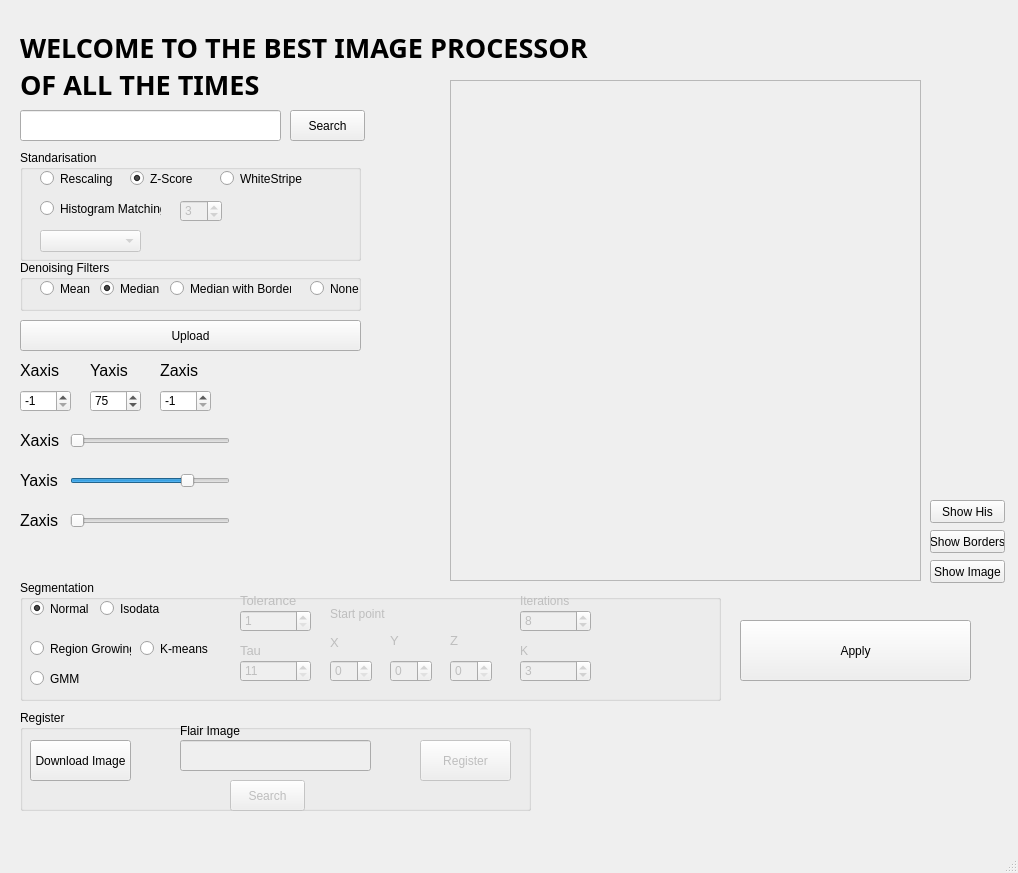
Before: the Qt Designer form PruebasGUI.ui in andrew921as/ImageProcess, drawn with Qt 5.
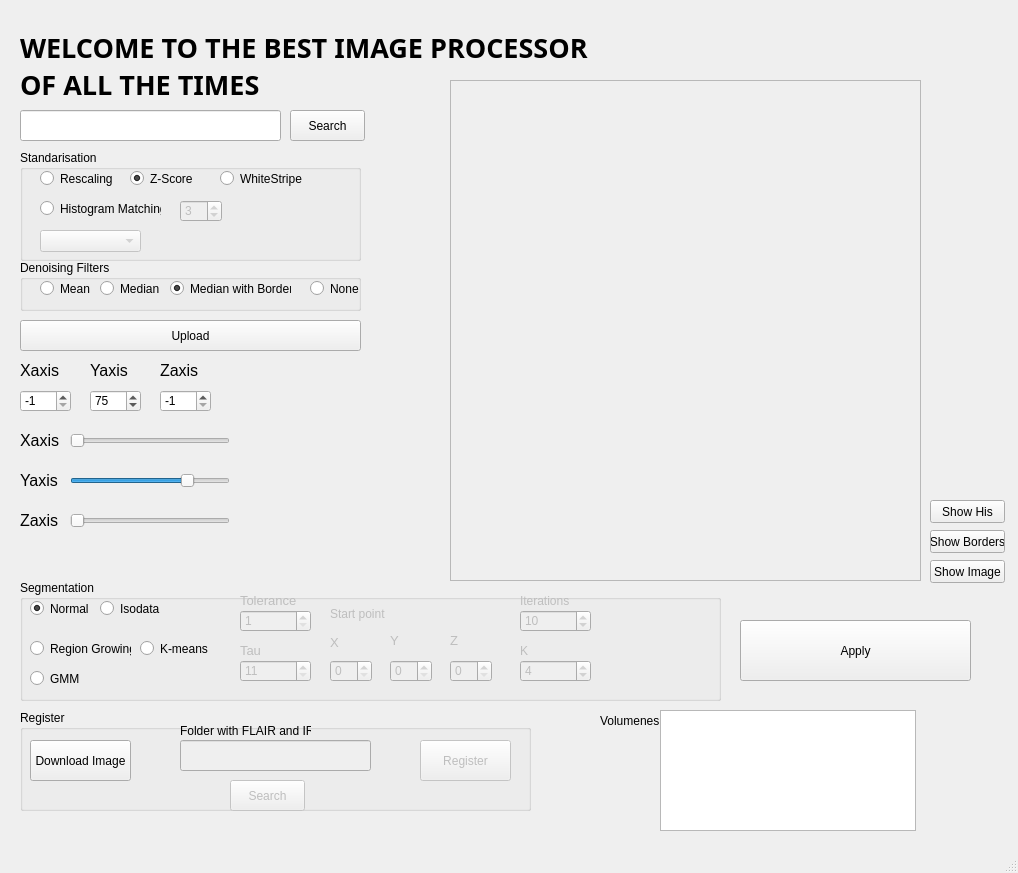
After: the same form once the commit is applied.

Patch:
```diff
--- a/PruebasGUI.ui
+++ b/PruebasGUI.ui
@@ -624,7 +624,7 @@
       <number>100</number>
      </property>
      <property name="value">
-      <number>8</number>
+      <number>10</number>
      </property>
     </widget>
     <widget class="QSpinBox" name="zSpinB">
@@ -805,7 +805,7 @@
       <number>99</number>
      </property>
      <property name="value">
-      <number>3</number>
+      <number>4</number>
      </property>
     </widget>
     <widget class="QRadioButton" name="gmmRB">
@@ -860,7 +860,7 @@
       <string>Median</string>
      </property>
      <property name="checked">
-      <bool>true</bool>
+      <bool>false</bool>
      </property>
     </widget>
     <widget class="QRadioButton" name="medianBorderFilterRB">
@@ -876,7 +876,7 @@
       <string>Median with Borders</string>
      </property>
      <property name="checked">
-      <bool>false</bool>
+      <bool>true</bool>
      </property>
     </widget>
     <widget class="QRadioButton" name="noneFilterRB">
@@ -1020,12 +1020,12 @@
       <rect>
        <x>160</x>
        <y>10</y>
-       <width>81</width>
+       <width>131</width>
        <height>21</height>
       </rect>
      </property>
      <property name="text">
-      <string>Flair Image</string>
+      <string>Folder with FLAIR and IR</string>
      </property>
     </widget>
     <widget class="QLabel" name="ImageDownLabel">
@@ -1045,8 +1045,8 @@
    <widget class="QLabel" name="savedImaLabel">
     <property name="geometry">
      <rect>
-      <x>570</x>
-      <y>740</y>
+      <x>310</x>
+      <y>790</y>
       <width>311</width>
       <height>41</height>
      </rect>
@@ -1055,6 +1055,29 @@
      <string/>
     </property>
    </widget>
+   <widget class="QLabel" name="label_6">
+    <property name="geometry">
+     <rect>
+      <x>600</x>
+      <y>710</y>
+      <width>71</width>
+      <height>21</height>
+     </rect>
+    </property>
+    <property name="text">
+     <string>Volumenes:</string>
+    </property>
+   </widget>
+   <widget class="QListWidget" name="listItem">
+    <property name="geometry">
+     <rect>
+      <x>660</x>
+      <y>710</y>
+      <width>256</width>
+      <height>121</height>
+     </rect>
+    </property>
+   </widget>
   </widget>
   <widget class="QMenuBar" name="menubar">
    <property name="geometry">
```
